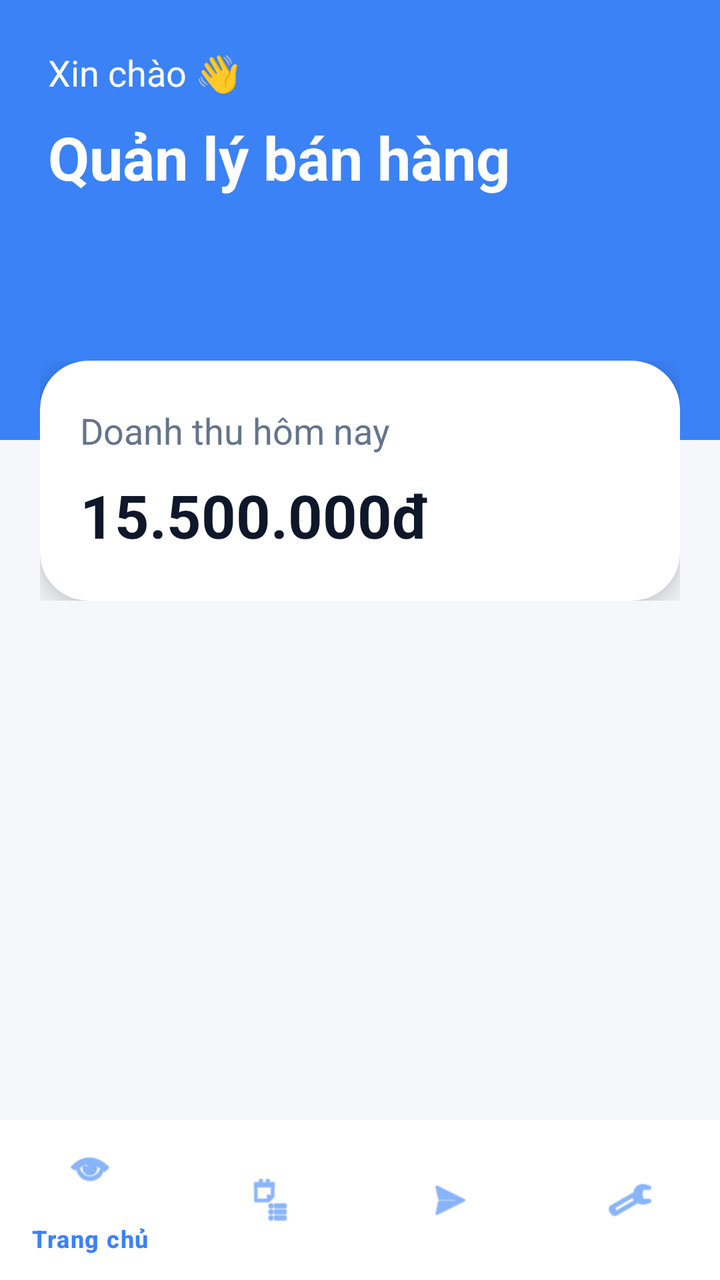
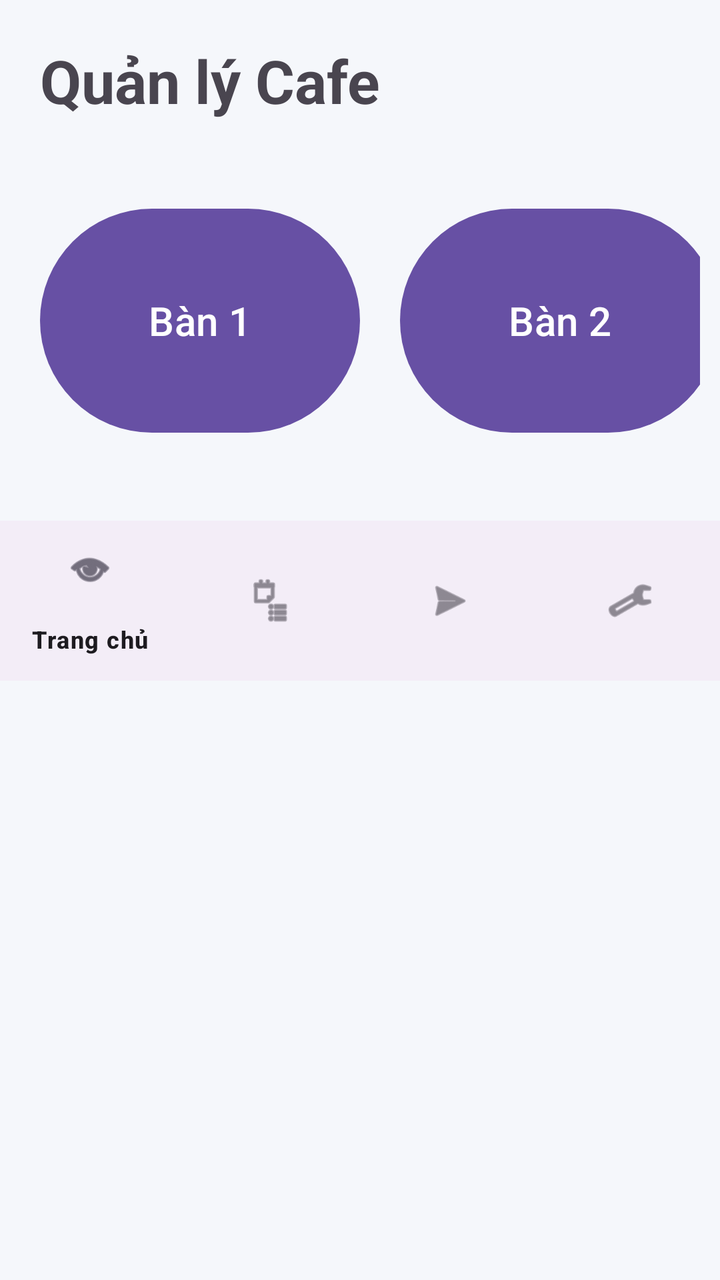

Screens rendered from an Android XML layout before and after an edit, with the pre-edit source and the edit as a unified diff.
<!-- AndroidManifest.xml: application theme Theme.DUANQUANLYBANHANG -->
<!-- res/layout/activity_main.xml -->
<?xml version="1.0" encoding="utf-8"?>
<RelativeLayout xmlns:android="http://schemas.android.com/apk/res/android"
    xmlns:app="http://schemas.android.com/apk/res-auto"
    android:layout_width="match_parent"
    android:layout_height="match_parent"
    android:background="#F5F7FB">

    
    <LinearLayout
        android:layout_width="match_parent"
        android:layout_height="match_parent"
        android:orientation="vertical">

        
        <LinearLayout
            android:layout_width="match_parent"
            android:layout_height="220dp"
            android:orientation="vertical"
            android:padding="24dp"
            android:background="@color/primary">

            <TextView
                android:layout_width="wrap_content"
                android:layout_height="wrap_content"
                android:text="Xin chào 👋"
                android:textColor="@android:color/white"
                android:textSize="18sp"/>

            <TextView
                android:layout_width="wrap_content"
                android:layout_height="wrap_content"
                android:text="Quản lý bán hàng"
                android:textColor="@android:color/white"
                android:textSize="30sp"
                android:textStyle="bold"
                android:layout_marginTop="10dp"/>

        </LinearLayout>

        
        <LinearLayout
            android:layout_width="match_parent"
            android:layout_height="wrap_content"
            android:orientation="vertical"
            android:layout_marginTop="-60dp"
            android:padding="20dp">

            <androidx.cardview.widget.CardView
                android:layout_width="match_parent"
                android:layout_height="120dp"
                app:cardCornerRadius="24dp"
                app:cardElevation="8dp">

                <LinearLayout
                    android:layout_width="match_parent"
                    android:layout_height="match_parent"
                    android:orientation="vertical"
                    android:padding="20dp"
                    android:gravity="center_vertical">

                    <TextView
                        android:layout_width="wrap_content"
                        android:layout_height="wrap_content"
                        android:text="Doanh thu hôm nay"
                        android:textSize="18sp"
                        android:textColor="#64748B"/>

                    <TextView
                        android:layout_width="wrap_content"
                        android:layout_height="wrap_content"
                        android:text="15.500.000đ"
                        android:textSize="30sp"
                        android:textStyle="bold"
                        android:textColor="#0F172A"
                        android:layout_marginTop="10dp"/>

                </LinearLayout>

            </androidx.cardview.widget.CardView>

        </LinearLayout>

    </LinearLayout>

    
    <com.google.android.material.bottomnavigation.BottomNavigationView
        android:id="@+id/bottomNav"
        android:layout_width="match_parent"
        android:layout_height="wrap_content"
        android:layout_alignParentBottom="true"
        android:background="@android:color/white"
        app:itemIconTint="@color/primary"
        app:itemTextColor="@color/primary"
        app:menu="@menu/bottom_menu"/>

</RelativeLayout>
<!-- resources referenced by this layout -->
<resources>
  <color name="primary">#3B82F6</color>
  <style name="Theme.DUANQUANLYBANHANG" parent="Base.Theme.DUANQUANLYBANHANG" />
  <style name="Base.Theme.DUANQUANLYBANHANG" parent="Theme.Material3.DayNight.NoActionBar">
          
          
      </style>
</resources>

<!-- the commit's change to res/layout/activity_main.xml (unified diff, before → after) -->
@@ -1,96 +1,67 @@
 <?xml version="1.0" encoding="utf-8"?>
-<RelativeLayout xmlns:android="http://schemas.android.com/apk/res/android"
+<androidx.drawerlayout.widget.DrawerLayout
+    xmlns:android="http://schemas.android.com/apk/res/android"
     xmlns:app="http://schemas.android.com/apk/res-auto"
+    android:id="@+id/drawerLayout"
     android:layout_width="match_parent"
-    android:layout_height="match_parent"
-    android:background="#F5F7FB">
+    android:layout_height="match_parent">
 
     
     <LinearLayout
         android:layout_width="match_parent"
         android:layout_height="match_parent"
-        android:orientation="vertical">
+        android:orientation="vertical"
+        android:background="#F5F7FB">
+
+        <TextView
+            android:layout_width="wrap_content"
+            android:layout_height="wrap_content"
+            android:text="Quản lý Cafe"
+            android:textSize="30sp"
+            android:textStyle="bold"
+            android:layout_margin="20dp"/>
 
         
-        <LinearLayout
+        <GridLayout
             android:layout_width="match_parent"
-            android:layout_height="220dp"
-            android:orientation="vertical"
-            android:padding="24dp"
-            android:background="@color/primary">
+            android:layout_height="wrap_content"
+            android:columnCount="2"
+            android:padding="10dp">
 
-            <TextView
-                android:layout_width="wrap_content"
-                android:layout_height="wrap_content"
-                android:text="Xin chào 👋"
-                android:textColor="@android:color/white"
-                android:textSize="18sp"/>
+            <Button
+                android:id="@+id/btnTable1"
+                android:layout_width="160dp"
+                android:layout_height="120dp"
+                android:text="Bàn 1"
+                android:textSize="20sp"
+                android:layout_margin="10dp"/>
 
-            <TextView
-                android:layout_width="wrap_content"
-                android:layout_height="wrap_content"
-                android:text="Quản lý bán hàng"
-                android:textColor="@android:color/white"
-                android:textSize="30sp"
-                android:textStyle="bold"
-                android:layout_marginTop="10dp"/>
+            <Button
+                android:id="@+id/btnTable2"
+                android:layout_width="160dp"
+                android:layout_height="120dp"
+                android:text="Bàn 2"
+                android:textSize="20sp"
+                android:layout_margin="10dp"/>
 
-        </LinearLayout>
+        </GridLayout>
 
         
-        <LinearLayout
+        <com.google.android.material.bottomnavigation.BottomNavigationView
+            android:id="@+id/bottomNav"
             android:layout_width="match_parent"
             android:layout_height="wrap_content"
-            android:orientation="vertical"
-            android:layout_marginTop="-60dp"
-            android:padding="20dp">
-
-            <androidx.cardview.widget.CardView
-                android:layout_width="match_parent"
-                android:layout_height="120dp"
-                app:cardCornerRadius="24dp"
-                app:cardElevation="8dp">
-
-                <LinearLayout
-                    android:layout_width="match_parent"
-                    android:layout_height="match_parent"
-                    android:orientation="vertical"
-                    android:padding="20dp"
-                    android:gravity="center_vertical">
-
-                    <TextView
-                        android:layout_width="wrap_content"
-                        android:layout_height="wrap_content"
-                        android:text="Doanh thu hôm nay"
-                        android:textSize="18sp"
-                        android:textColor="#64748B"/>
-
-                    <TextView
-                        android:layout_width="wrap_content"
-                        android:layout_height="wrap_content"
-                        android:text="15.500.000đ"
-                        android:textSize="30sp"
-                        android:textStyle="bold"
-                        android:textColor="#0F172A"
-                        android:layout_marginTop="10dp"/>
-
-                </LinearLayout>
-
-            </androidx.cardview.widget.CardView>
-
-        </LinearLayout>
+            android:layout_marginTop="20dp"
+            app:menu="@menu/bottom_menu"/>
 
     </LinearLayout>
 
     
-    <com.google.android.material.bottomnavigation.BottomNavigationView
-        android:id="@+id/bottomNav"
-        android:layout_width="match_parent"
-        android:layout_height="wrap_content"
-        android:layout_alignParentBottom="true"
-        android:background="@android:color/white"
-        app:itemIconTint="@color/primary"
-        app:itemTextColor="@color/primary"
-        app:menu="@menu/bottom_menu"/>
+    <com.google.android.material.navigation.NavigationView
+        android:id="@+id/navigationView"
+        android:layout_width="280dp"
+        android:layout_height="match_parent"
+        android:layout_gravity="start"
+        app:menu="@menu/sidebar_menu"/>
 
-</RelativeLayout>
+</androidx.drawerlayout.widget.DrawerLayout>
<!-- resource entries referenced after the edit -->
@@ -1,6 +1,5 @@
 <!-- resources referenced by this layout -->
 <resources>
-  <color name="primary">#3B82F6</color>
   <style name="Theme.DUANQUANLYBANHANG" parent="Base.Theme.DUANQUANLYBANHANG" />
   <style name="Base.Theme.DUANQUANLYBANHANG" parent="Theme.Material3.DayNight.NoActionBar">
           
